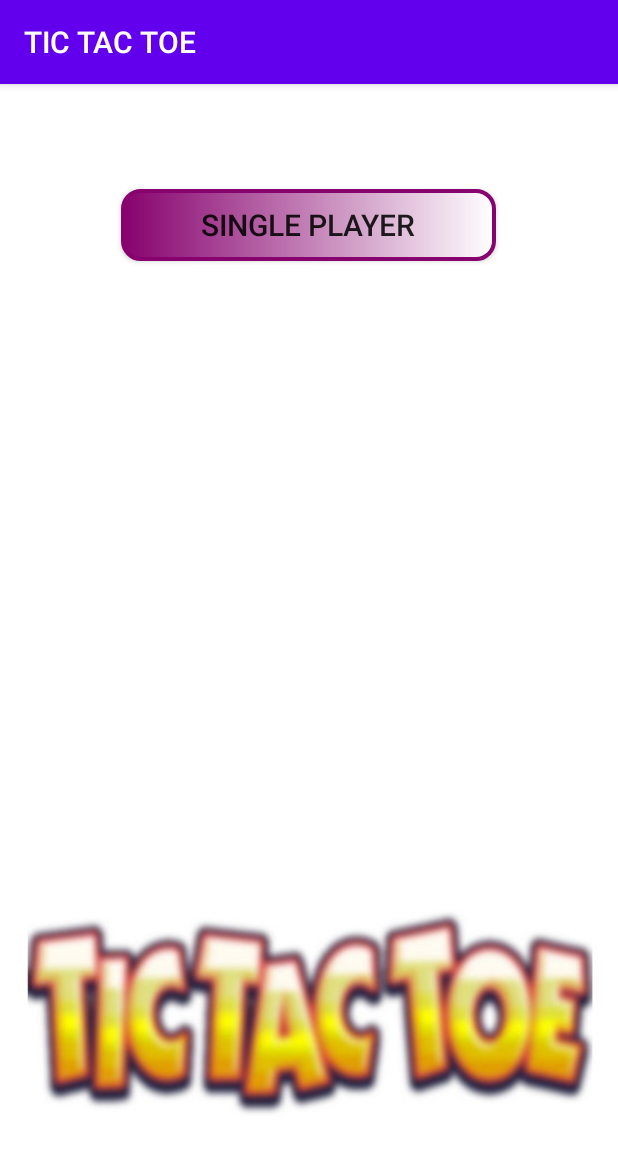
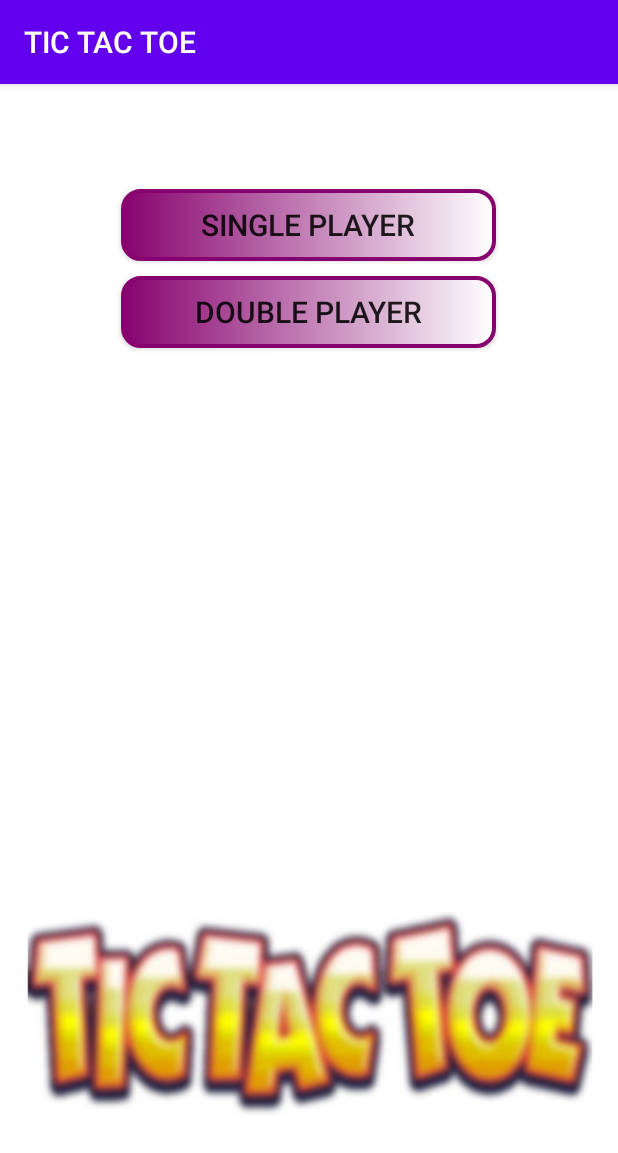
Before and after one commit to NARI1108/TICTAKTOE, an Android app: the screen it shows after launch (MainActivity), on a phone screen of 412 x 824 dp. Shown: the top 1153 px of the screen. Run offline under Robolectric (Android 15) with nearby library versions, the phone set to English and light mode, and no system bars.

Commit message:
adding second Button to homepage of app at MainActivity.xml

```diff
--- a/app/src/main/res/layout/activity_main.xml
+++ b/app/src/main/res/layout/activity_main.xml
@@ -18,4 +18,15 @@
         android:background="@drawable/buttonstyle"
         android:text="@string/single_player"
         android:textSize="20sp" />
+    <Button
+        android:id="@+id/btn_Double_Player"
+        android:layout_width="250dp"
+        android:layout_height="wrap_content"
+        android:background="@drawable/buttonstyle"
+        android:text="@string/double_player"
+        android:textSize="20sp"
+        android:layout_marginTop="10dp"
+        android:layout_gravity="center"/>
+
+
 </LinearLayout>
--- a/app/src/main/res/values/strings.xml
+++ b/app/src/main/res/values/strings.xml
@@ -1,4 +1,6 @@
 <resources>
     <string name="app_name">TIC TAC TOE</string>
     <string name="single_player">Single Player</string>
+    <string name="double_player">Double Player</string>
+    <string name="game_guide">Game Guide</string>
 </resources>
```
